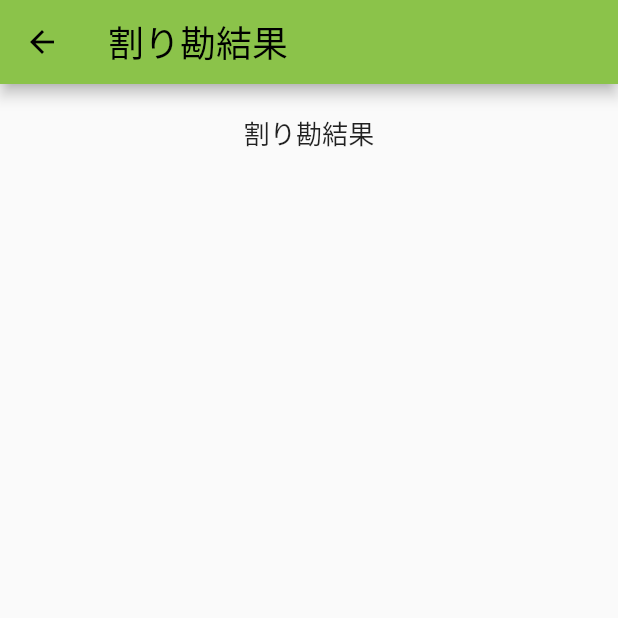
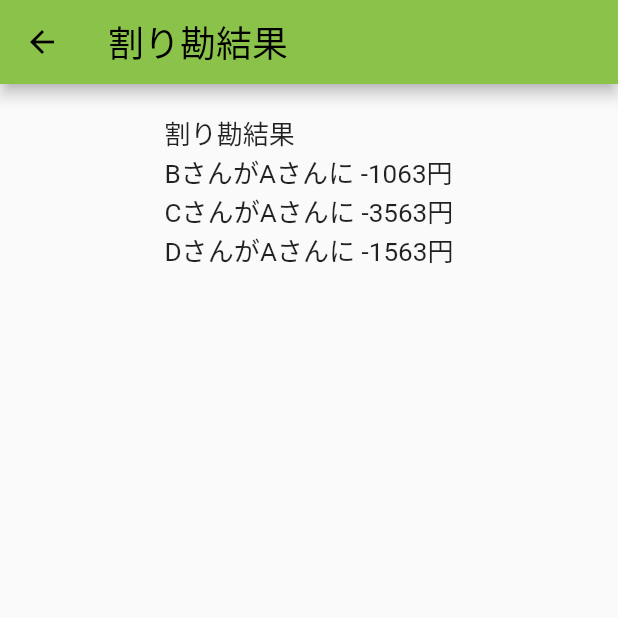
Before and after one commit to tsukimotto/warikan_photo, a Flutter app: the Result screen opened directly, on a phone screen of 412 x 824 dp, the top half of it. Run offline on Flutter 3.47's test engine with Material 2 defaults, Android fonts, the phone set to English and light mode, and no system bars; our stand-ins replace firebase_auth, firebase_core; missing offline and left inert: flutterfire_ui; accounts and stored records are empty.

Commit message:
resultpage

```diff
--- a/lib/result.dart
+++ b/lib/result.dart
@@ -11,9 +11,13 @@ class SpaceBox extends SizedBox {
   const SpaceBox.height([double value = 8]) : super(height: value);
 }
 
-
+String getResult(List<int> resultList){
+  var sum = resultList.reduce((value, element) => value + element)/4;
+  var ans = [sum~/4 - resultList[1], sum~/4 - resultList[2], sum~/4 - resultList[3]];
+  return "BさんがAさんに ${ans[0]}円\nCさんがAさんに ${ans[1]}円\nDさんがAさんに ${ans[2]}円";
+}
 class Result extends StatelessWidget {
-  final List<List<int>> result_list;
+  final List<int> result_list;
 
   const Result({Key? key, required this.result_list})
       : super(key: key);
@@ -31,7 +35,8 @@ class Result extends StatelessWidget {
             child: Column(
               crossAxisAlignment: CrossAxisAlignment.start,
               children: <Widget>[
-                Text("割り勘結果")
+                Text("割り勘結果"),
+                Text(getResult(result_list)),
               ],
             ),
           ),
--- a/lib/tripdetail.dart
+++ b/lib/tripdetail.dart
@@ -155,9 +155,9 @@ class TripDetail extends StatelessWidget {
                 const SpaceBox.height(10),
                 ElevatedButton.icon(
                     onPressed: () {Navigator.push(
-                        context, MaterialPageRoute(builder: (context) => Result(result_list: [
-                          []
-                    ],)));},
+                        context, MaterialPageRoute(builder: (context) => Result(result_list:
+                          [6000, 2000, 4500, 2500]
+                    ,)));},
                     icon: const Icon(Icons.start_sharp),
                     label: const Text("割り勘開始")),
               ],
```
